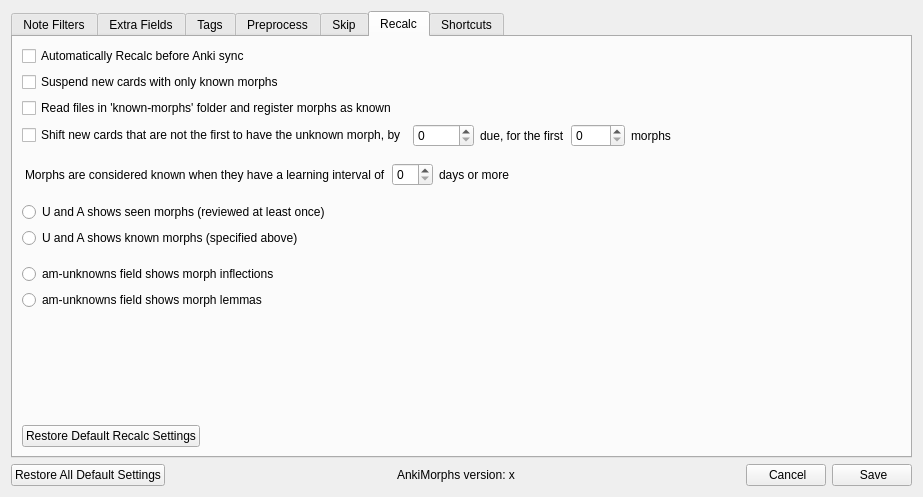
First picture: the form in ankimorphs/ui/settings_dialog.ui, repository mortii/anki-morphs, before the edit.
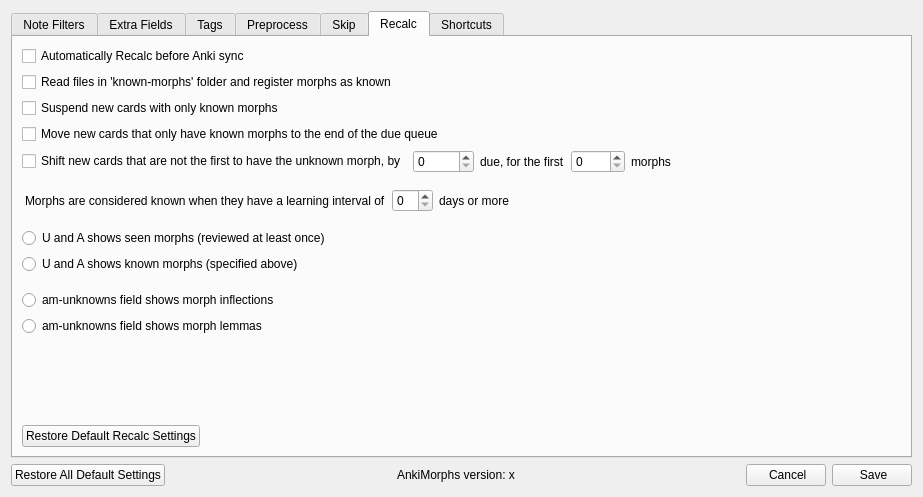
Second picture: the form after the edit. The open tabs and pages were chosen to show the change.

Commit message: split 'skip cards with only known morphs' into two options

Patch:
```diff
--- a/ankimorphs/ui/settings_dialog.ui
+++ b/ankimorphs/ui/settings_dialog.ui
@@ -442,13 +442,6 @@
                </property>
               </widget>
              </item>
-             <item>
-              <widget class="QCheckBox" name="recalcSuspendKnownCheckBox">
-               <property name="text">
-                <string>Suspend new cards with only known morphs</string>
-               </property>
-              </widget>
-             </item>
              <item>
               <widget class="QCheckBox" name="recalcReadKnownMorphsFolderCheckBox">
                <property name="text">
@@ -456,6 +449,20 @@
                </property>
               </widget>
              </item>
+             <item>
+              <widget class="QCheckBox" name="recalcSuspendKnownCheckBox">
+               <property name="text">
+                <string>Suspend new cards with only known morphs</string>
+               </property>
+              </widget>
+             </item>
+             <item>
+              <widget class="QCheckBox" name="recalcMoveKnownNewCardsToTheEndCheckBox">
+               <property name="text">
+                <string>Move new cards that only have known morphs to the end of the due queue</string>
+               </property>
+              </widget>
+             </item>
             </layout>
            </item>
            <item>
```
The commit also changes 6 other files.
